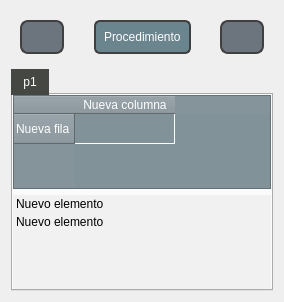
Old version of the form views/QtFiles/solution_window.ui in the repository littlesaturnalien/Matriz_Escalonada.
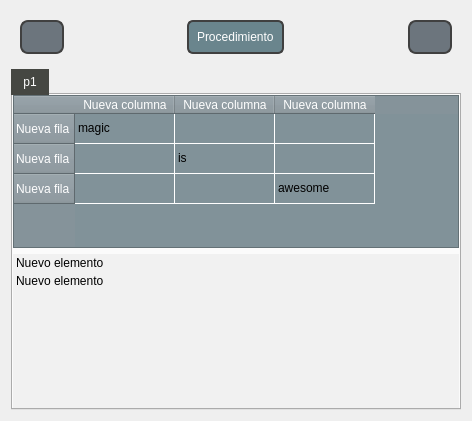
New version of the form. Icons and pictures are not drawn.

Commit message: Aplicación de interfaz con modelo MVC funcional

Diff of the .ui file:
```diff
--- a/views/QtFiles/solution_window.ui
+++ b/views/QtFiles/solution_window.ui
@@ -6,8 +6,8 @@
    <rect>
     <x>0</x>
     <y>0</y>
-    <width>284</width>
-    <height>302</height>
+    <width>472</width>
+    <height>421</height>
    </rect>
   </property>
   <property name="windowTitle">
@@ -168,11 +168,46 @@
            <string>Nueva fila</string>
           </property>
          </row>
+         <row>
+          <property name="text">
+           <string>Nueva fila</string>
+          </property>
+         </row>
+         <row>
+          <property name="text">
+           <string>Nueva fila</string>
+          </property>
+         </row>
          <column>
           <property name="text">
            <string>Nueva columna</string>
           </property>
          </column>
+         <column>
+          <property name="text">
+           <string>Nueva columna</string>
+          </property>
+         </column>
+         <column>
+          <property name="text">
+           <string>Nueva columna</string>
+          </property>
+         </column>
+         <item row="0" column="0">
+          <property name="text">
+           <string>magic</string>
+          </property>
+         </item>
+         <item row="1" column="1">
+          <property name="text">
+           <string>is</string>
+          </property>
+         </item>
+         <item row="2" column="2">
+          <property name="text">
+           <string>awesome</string>
+          </property>
+         </item>
         </widget>
        </item>
        <item>
```
The commit also changes 6 other files.
